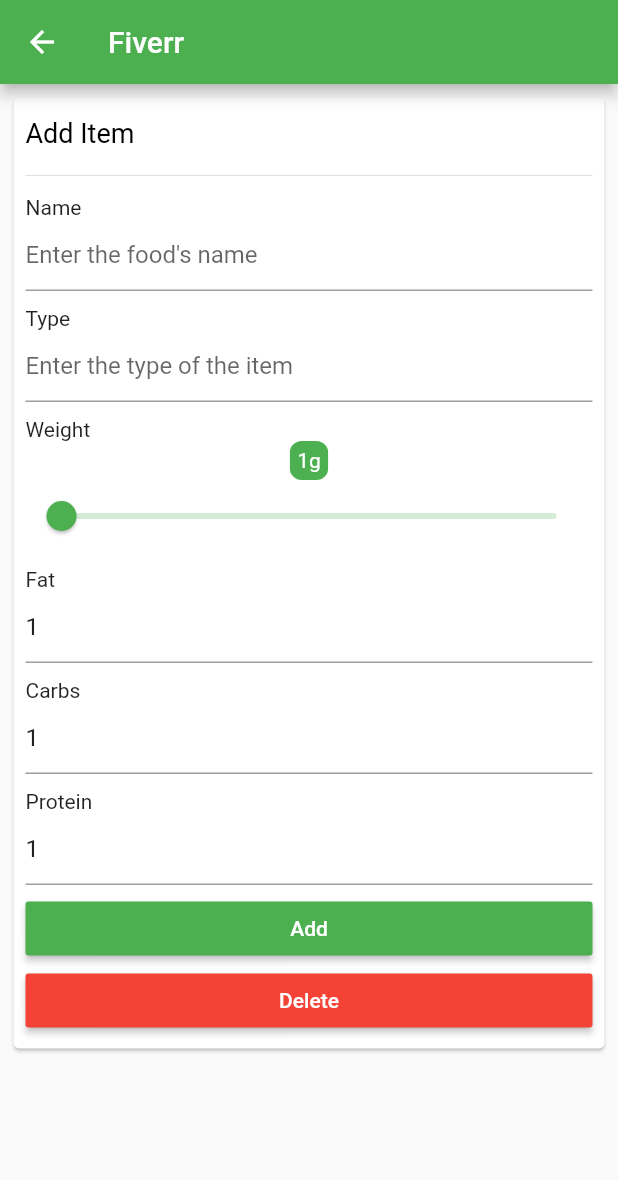
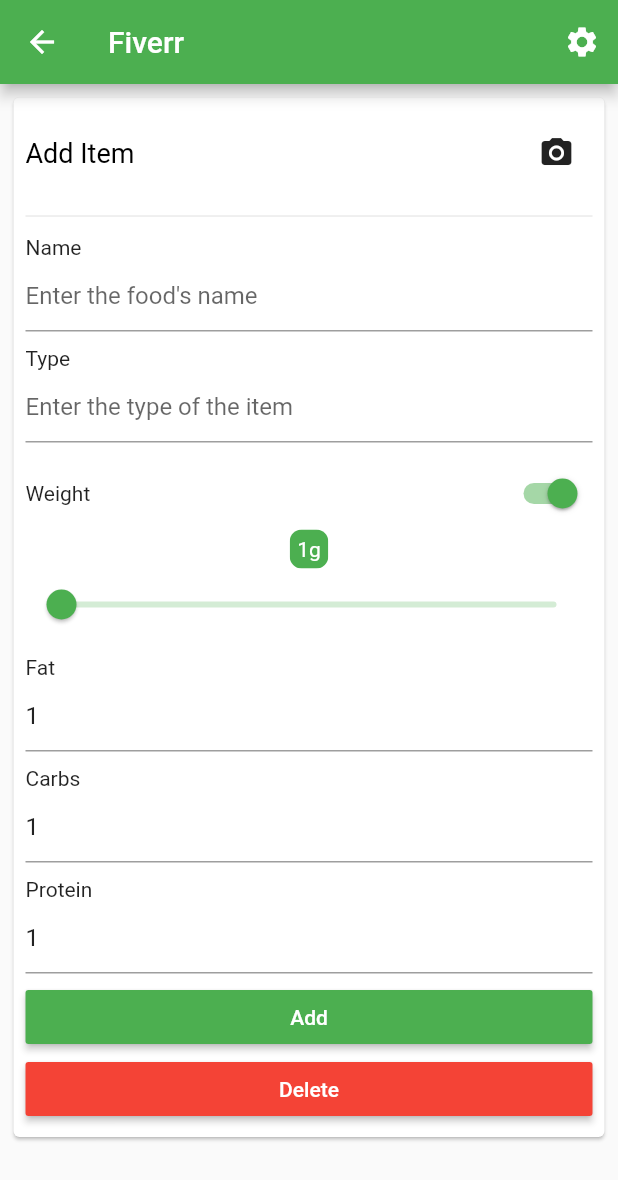
Before and after one commit to DoodlePeach/FitnessApp, a Flutter app: the screen it shows after launch, after a tap on the "add" icon, on a phone screen of 412 x 824 dp. Shown: the top 1180 px of the screen. Run offline on Flutter 3.47's test engine with Material 2 defaults, Android fonts, the phone set to English and light mode, and no system bars; our stand-ins replace circular_check_box, fluttertoast, permission_handler, sqflite; accounts and stored records are empty.

Commit message:
Added settings.dart to show a settings page. Also fixed some UI.

```diff
--- /dev/null
+++ b/lib/appbar.dart
@@ -0,0 +1,19 @@
+import 'package:flutter/material.dart';
+import 'settings.dart';
+
+AppBar getAppBar(BuildContext context){
+  return AppBar(
+    title: Text("Fiverr"),
+    actions: [
+      IconButton(
+          icon: Icon(Icons.settings),
+          onPressed: () {
+            Navigator.push(context, MaterialPageRoute(
+              builder: (context) {
+                return SettingsFormWidget();
+              },
+            ));
+          })
+    ],
+  );
+}
--- a/lib/form.dart
+++ b/lib/form.dart
@@ -3,6 +3,7 @@ import 'package:flutter/material.dart';
 import 'foodDatabase.dart';
 import 'databaseQuery.dart';
 import 'styles.dart';
+import 'appbar.dart';
 
 final double weightMaxValue = 1000;
 final double weightMinValue = 1;
@@ -25,26 +26,119 @@ class FormWidget extends StatefulWidget {
   }
 }
 
-// Define a corresponding State class.
-// This class holds data related to the form.
 class FormWidgetState extends State<FormWidget> {
-  // Create a global key that uniquely identifies the Form widget
-  // and allows validation of the form.
-  //
-  // Note: This is a `GlobalKey<FormState>`,
-  // not a GlobalKey<MyCustomFormState>.
   final _formKey = GlobalKey<FormState>();
+  // These are the fields that are going to be inserted into the database.
   String name, type;
   int protein, carb, fat;
+  // This is inserted as an int, it is declared here as a double for
+  // compatibility with sliders.
   double weight = 1;
+  // isSliderTurnedOn is controlled by the a switch, when it is on then the
+  // slider is shown for input in weight field, else a textfield is used.
+  // isWeightDirty determines whether if the initial value of the text field of
+  // weight has 1 or whatever value was set in the slider in case the user
+  // switches to slider and then back to text field. isWeightDirty is turned on
+  // as soon as the slider is changed
+  bool isSliderTurnedOn = true, isWeightDirty = false;
+
+  // This function returns the appropriate UI for weight field
+  // based on whether isSliderTurnedOn is set to true or false.
+  Widget getWeightInputWidget(){
+    if(isSliderTurnedOn){
+      return Container(
+          padding: EdgeInsets.symmetric(vertical: 5, horizontal: 0),
+          child: Column(
+            children: [
+              Row(
+                mainAxisAlignment: MainAxisAlignment.spaceBetween,
+                children: [
+                  Text("Weight"),
+                  Switch(value: isSliderTurnedOn, onChanged: (bool value){
+                    setState(() {
+                      isSliderTurnedOn = value;
+                    });
+                  },)
+                ],
+              ),
+
+              ClipRRect(
+                borderRadius: BorderRadius.circular(8),
+                child: Container(
+                    padding: EdgeInsets.symmetric(vertical: 5, horizontal: 5),
+                    color: Colors.green,
+                    child: Text(weight.round().toString() + "g", style: TextStyle(color: Colors.white),)
+                ),
+              ),
+              Slider(
+                min: weightMinValue,
+                max: weightMaxValue,
+                value: weight,
+                label: weight.round().toString(),
+                onChanged: (value){
+                  setState(() {
+                    weight = value;
+                    isWeightDirty = true;
+                  });
+                },
+              ),
+            ],
+          ),
+        );
+    }
+
+    else{
+      return Container(
+        padding: EdgeInsets.symmetric(horizontal: 0, vertical: 5),
+        child: Column(
+          crossAxisAlignment: CrossAxisAlignment.start,
+          children: [
+            Row(
+              mainAxisAlignment: MainAxisAlignment.spaceBetween,
+              children: [
+                Text("Weight"),
+                Switch(value: isSliderTurnedOn, onChanged: (bool value){
+                  setState(() {
+                    isSliderTurnedOn = value;
+                  });
+                },)
+              ],
+            ),
+
+            // Add TextFormFields and RaisedButton here.
+            TextFormField(
+              decoration: const InputDecoration(
+                hintText: 'Enter the item\'s weight',
+              ),
+
+              initialValue: widget.item != null && isWeightDirty
+                  ? weight.round().toInt().toString()
+                  : widget.item.weight.toString(),
+
+              // The validator receives the text that the user has entered.
+              validator: (value) {
+                if (!isNumeric(value) ||
+                    int.parse(value) < 1 ||
+                    value.isEmpty) {
+                  return 'Invalid number';
+                }
+
+                isWeightDirty = true;
+                weight = double.parse(value);
+                return null;
+              },
+            ),
+          ],
+        ),
+      );
+    }
+  }
 
   @override
   Widget build(BuildContext context) {
     // Build a Form widget using the _formKey created above.
     return Scaffold(
-      appBar: AppBar(
-        title: Text("Fiverr"),
-      ),
+      appBar: getAppBar(context),
       body: SingleChildScrollView(
           child: Container(
             padding: EdgeInsets.all(5),
@@ -56,8 +150,10 @@ class FormWidgetState extends State<FormWidget> {
                      Padding(
                        padding: EdgeInsets.fromLTRB(0, 5, 0, 10),
                        child: Row(
+                         mainAxisAlignment: MainAxisAlignment.spaceBetween,
                          children: [
                            Text("Add Item", style: cardTitleTextStyle,),
+                           IconButton(icon: Icon(Icons.camera_alt), onPressed: (){},)
                          ],
                        ),
                        ),
@@ -125,71 +221,8 @@ class FormWidgetState extends State<FormWidget> {
                               ),
 
 
-                            // Container(
-                            //   padding: EdgeInsets.symmetric(horizontal: 0, vertical: 5),
-                            //   child: Column(
-                            //     crossAxisAlignment: CrossAxisAlignment.start,
-                            //     children: [
-                            //       Text("Weight"),
-                            //
-                            //       // Add TextFormFields and RaisedButton here.
-                            //       TextFormField(
-                            //         decoration: const InputDecoration(
-                            //           hintText: 'Enter the item\'s weight',
-                            //         ),
-                            //
-                            //         initialValue: widget.item == null
-                            //             ? 1.toString()
-                            //             : widget.item.weight.toString(),
-                            //
-                            //         // The validator receives the text that the user has entered.
-                            //         validator: (value) {
-                            //           if (!isNumeric(value) ||
-                            //               int.parse(value) < 1 ||
-                            //               value.isEmpty) {
-                            //             return 'Invalid number';
-                            //           }
-                            //           weight = int.parse(value);
-                            //           return null;
-                            //         },
-                            //       ),
-                            //     ],
-                            //   ),
-                            // ),
+                              getWeightInputWidget(),
 
-
-                            Container(
-                              padding: EdgeInsets.symmetric(vertical: 5, horizontal: 0),
-                              child: Column(
-                                children: [
-                                  Row(
-                                    children: [
-                                      Text("Weight"),
-                                    ],
-                                  ),
-
-                                  ClipRRect(
-                                    borderRadius: BorderRadius.circular(8),
-                                    child: Container(
-                                        padding: EdgeInsets.symmetric(vertical: 5, horizontal: 5),
-                                        color: Colors.green,
-                                        child: Text(weight.round().toString() + "g", style: TextStyle(color: Colors.white),)
-                                    ),
-                                  ),
-                                  Slider(
-                                    min: weightMinValue,
-                                    max: weightMaxValue,
-                                    value: weight,
-                                    label: weight.round().toString(),
-                                    onChanged: (value){
-                                      setState(() {
-                                        weight = value;
-                                      });
-                                    },
-                                  ),
-                                ],
-                              ),
-                            ),
 
                               Container(
                                 padding: EdgeInsets.symmetric(horizontal: 0, vertical: 5),
@@ -299,10 +332,10 @@ class FormWidgetState extends State<FormWidget> {
                                           // FoodItem itemDatabse = FoodItem(name: name, weight: weight, carb: carb, fat: fat, protein: protein, type: type, isAdded: false);
 
                                           if(widget.item == null){
-                                          DatabaseQuery.db.newFood(new Food (name,type,weight.toInt() ,protein,fat,carb,0));
+                                            DatabaseQuery.db.newFood(new Food (name,type,weight.round().toInt() ,protein,fat,carb,0));
                                           }
                                           else{
-                                          DatabaseQuery.db.updateFood(new Food (name,type, weight.toInt(),protein,fat,carb,widget.item.isAdded));
+                                            DatabaseQuery.db.updateFood(new Food (name,type, weight.round().toInt(),protein,fat,carb,widget.item.isAdded));
                                           }
                                         }
                                       },
@@ -339,8 +372,7 @@ class FormWidgetState extends State<FormWidget> {
                 ),
               ),
             ),
-        ),
-      ),
+          ),),
     );
   }
 }
--- a/lib/home.dart
+++ b/lib/home.dart
@@ -4,16 +4,16 @@ import 'foodDatabase.dart';
 import 'styles.dart';
 import 'form.dart';
 import 'databaseQuery.dart';
+import 'appbar.dart';
 
 class HomePageWidget extends StatefulWidget {
-
   @override
   _HomePageWidgetState createState() => _HomePageWidgetState();
 }
 
 class _HomePageWidgetState extends State<HomePageWidget> {
+  List<Food> items = [];
 
-  List<Food> items = [];
   Future<void> refreshList() async {
     // TODO: Provide function to retrieve data from database here. After retrieval, assign it to items.
     List<Food> retrieved = await DatabaseQuery.db.getAllFoods();
@@ -29,12 +29,11 @@ class _HomePageWidgetState extends State<HomePageWidget> {
     DatabaseQuery.db.database;
     refreshList();
   }
+
   @override
   Widget build(BuildContext context) {
-    return Scaffold(
-      appBar: AppBar(
-        title: Text("Fiverr"),
-      ),
+    return  Scaffold(
+      appBar: getAppBar(context),
       body: Container(
           padding: EdgeInsets.all(5),
           child: Column(
@@ -51,7 +50,9 @@ class _HomePageWidgetState extends State<HomePageWidget> {
                       ),
                     ),
                     Divider(),
-                  NutritionBarWidget(items: items,),
+                    NutritionBarWidget(
+                      items: items,
+                    ),
                   ],
                 ),
               ),
@@ -75,12 +76,12 @@ class _HomePageWidgetState extends State<HomePageWidget> {
                             IconButton(
                               icon: Icon(Icons.add),
                               onPressed: () {
-                              Navigator.push(context,
+                                Navigator.push(
+                                  context,
                                   MaterialPageRoute(builder: (context) {
                                     return FormWidget();
-                                }),).then((value) => {
-                                  refreshList()
-                              });
+                                  }),
+                                ).then((value) => {refreshList()});
                               },
                             )
                           ],
@@ -105,7 +106,6 @@ class _HomePageWidgetState extends State<HomePageWidget> {
   }
 }
 
-
 class NutritionBarWidget extends StatefulWidget {
   final List<Food> items;
 
@@ -122,8 +122,8 @@ class _NutritionBarWidgetState extends State<NutritionBarWidget> {
   Widget build(BuildContext context) {
     totalFats = totalProteins = totalCarbs = 0;
 
-    for(int i = 0; i < widget.items.length; i++) {
-      if(widget.items[i].isAdded == 1){
+    for (int i = 0; i < widget.items.length; i++) {
+      if (widget.items[i].isAdded == 1) {
         totalCarbs += widget.items[i].carb;
         totalProteins += widget.items[i].protein;
         totalFats += widget.items[i].fat;
@@ -196,7 +196,8 @@ class FoodListWidget extends StatelessWidget {
   final List<Food> foodList;
   final Function refreshList;
 
-  FoodListWidget({Key key, @required this.foodList, @required this.refreshList});
+  FoodListWidget(
+      {Key key, @required this.foodList, @required this.refreshList});
 
   @override
   Widget build(BuildContext context) {
@@ -204,7 +205,10 @@ class FoodListWidget extends StatelessWidget {
         itemCount: foodList.length != null ? foodList.length : 0,
         padding: EdgeInsets.fromLTRB(0, 5, 0, 0),
         itemBuilder: (BuildContext context, int index) {
-          return FoodListElementWidget(item: foodList[index], refreshList: refreshList,);
+          return FoodListElementWidget(
+            item: foodList[index],
+            refreshList: refreshList,
+          );
         });
   }
 }
@@ -212,30 +216,34 @@ class FoodListWidget extends StatelessWidget {
 class FoodListElementWidget extends StatefulWidget {
   final Food item;
   final Function refreshList;
-  FoodListElementWidget({Key key, @required this.item, @required this.refreshList});
+
+  FoodListElementWidget(
+      {Key key, @required this.item, @required this.refreshList});
 
   @override
   _FoodListElementWidgetState createState() => _FoodListElementWidgetState();
 }
 
 class _FoodListElementWidgetState extends State<FoodListElementWidget> {
-
-  bool convertIntToBool(int isAdded){
-    if(isAdded == 1)
+  bool convertIntToBool(int isAdded) {
+    if (isAdded == 1)
       return true;
     else
       return false;
   }
+
   @override
   Widget build(BuildContext context) {
     return GestureDetector(
-      onTap: (){
-        Navigator.push(context,
+      onTap: () {
+        Navigator.push(
+          context,
           MaterialPageRoute(builder: (context) {
-            return FormWidget(item: widget.item,);
-          }),).then((value) => {
-            widget.refreshList()
-        });
+            return FormWidget(
+              item: widget.item,
+            );
+          }),
+        ).then((value) => {widget.refreshList()});
       },
       child: Container(
         padding: EdgeInsets.symmetric(horizontal: 5, vertical: 2.5),
@@ -244,11 +252,18 @@ class _FoodListElementWidgetState extends State<FoodListElementWidget> {
           children: [
             CircularCheckBox(
                 activeColor: Colors.green,
-                value: widget.item.isAdded==1,
+                value: widget.item.isAdded == 1,
                 onChanged: (isTrue) {
                   setState(() {
                     widget.item.isAdded = isTrue ? 1 : 0;
-                    DatabaseQuery.db.updateFood(Food(widget.item.name,widget.item.type,widget.item.weight,widget.item.protein,widget.item.fat,widget.item.carb,widget.item.isAdded));
+                    DatabaseQuery.db.updateFood(Food(
+                        widget.item.name,
+                        widget.item.type,
+                        widget.item.weight,
+                        widget.item.protein,
+                        widget.item.fat,
+                        widget.item.carb,
+                        widget.item.isAdded));
                     widget.refreshList();
                   });
                 }),
@@ -257,8 +272,8 @@ class _FoodListElementWidgetState extends State<FoodListElementWidget> {
               child: ClipRRect(
                   borderRadius: BorderRadius.circular(6),
                   child: Container(
-                      child:
-                          Image.asset('images/dummy.jpg', fit: BoxFit.contain))),
+                      child: Image.asset('images/dummy.jpg',
+                          fit: BoxFit.contain))),
             ),
             Expanded(
               child: Container(
```
Also changed, not shown: lib/main.dart (+4 -5 lines), lib/settings.dart (added, +174 -0 lines). Lines whose indentation alone changed are shown as unchanged.
